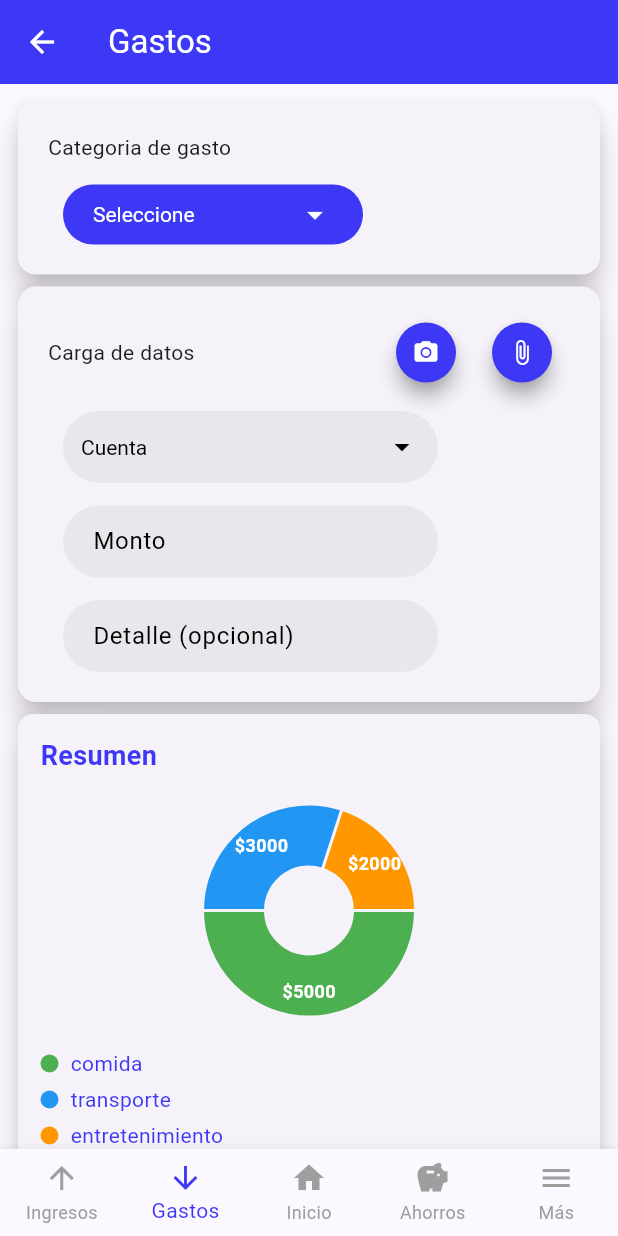
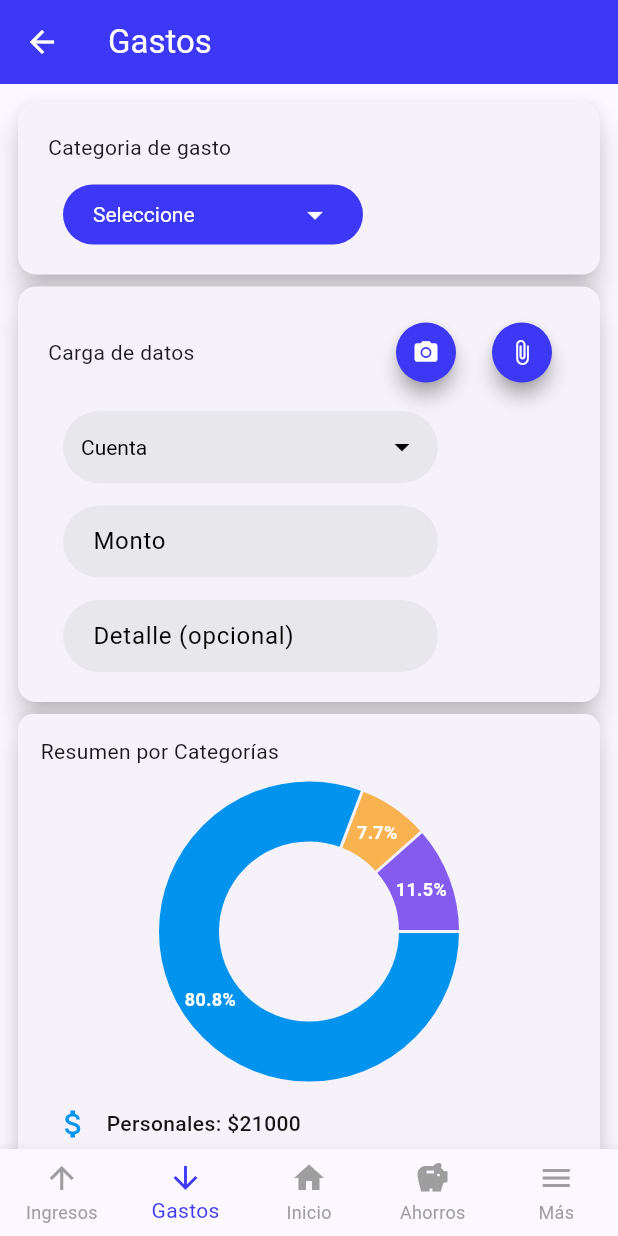
Before and after one commit to Marcee096/marnager, a Flutter app: the GastosPage screen opened directly, on a phone screen of 412 x 824 dp. Run offline on Flutter 3.47's test engine with Material 3 defaults, Android fonts, the phone set to English and light mode, and no system bars; drawn by our look-alikes of fl_chart; missing offline and left inert: fluid_dropdown_input.

Commit message:
arreglar grafico dinamico de gastos

```diff
--- a/lib/src/pages/gastos_page.dart
+++ b/lib/src/pages/gastos_page.dart
@@ -12,15 +12,16 @@ class GastosPage extends StatefulWidget {
   State<GastosPage> createState() => _GastosPageState();
 }
 
+class _GastosPageState extends State<GastosPage> {
   String? _opcionSeleccionadaDropdown;
     String? gastoSeleccionado;
     String? cuentaSeleccionada;
 
     final List<String> _gastos = [
       //ejemplos, esta lista debe obtenerse de una BD
-      'Comida',
-      'Transporte',
-      'Entretenimiento',
+      'Personales',
+      'Invitaciones',
+      'Joyas',
     ];
 
     final List<String> _cuentas = [
@@ -30,22 +31,84 @@ class GastosPage extends StatefulWidget {
       'Cuenta Ahorro',
     ];
 
-   final Map<String, double> datosResumen = {
-    'comida': 5000,
-    'transporte': 3000,
-    'entretenimiento': 2000,
-  };
+   // Método para obtener el icono según la categoría/subcategoría
+  IconData _obtenerIcono(String categoria) {
+    switch (categoria.toLowerCase()) {
+      case 'comida':
+      case 'comidales':
+        return Icons.restaurant;
+      case 'vestimenta':
+      case 'ropa':
+        return Icons.checkroom;
+      case 'educacion':
+      case 'educación':
+        return Icons.menu_book;
+      case 'otros':
+      case 'docu':
+        return Icons.description;
+      case 'tienda':
+      case 'retail':
+        return Icons.store;
+      case 'educa':
+      case 'beca':
+        return Icons.school;
+      case 'invitaciones':
+        return Icons.card_giftcard;
+      case 'joyas':
+        return Icons.diamond;
+      default:
+        return Icons.attach_money;
+    }
+  }
 
-class _GastosPageState extends State<GastosPage> {
+  // Datos estructurados con categorías y subcategorías
+  final List<Map<String, dynamic>> datosCompletos = [
+    { 'categoria': 'Personales', 'subcategoria': 'Comida', 'monto': 5000 },
+    { 'categoria': 'Personales', 'subcategoria': 'Educacion', 'monto': 3000 },
+    { 'categoria': 'Personales', 'subcategoria': 'Vestimenta', 'monto': 8000 },
+    { 'categoria': 'Personales', 'subcategoria': 'Otros', 'monto': 5000 },
+    { 'categoria': 'Joyas', 'subcategoria': 'Tienda', 'monto': 3000 },
+    { 'categoria': 'Invitaciones', 'subcategoria': 'Educación', 'monto': 2000 },
+  ];
+
+// Método para obtener subcategorías según la selección del dropdown
+  Map<String, double> _obtenerDatosParaGrafico() {
+    if (_opcionSeleccionadaDropdown == null) {
+      // Si no hay selección, mostrar todas las categorías principales
+      Map<String, double> categoriasPrincipales = {};
+      for (var categoria in _gastos) {
+        double total = datosCompletos
+            .where((item) => item['categoria'] == categoria)
+            .fold(0.0, (sum, item) => sum + item['monto']);
+        if (total > 0) {
+          categoriasPrincipales[categoria] = total;
+        }
+      }
+      return categoriasPrincipales;
+    } else {
+      // Si hay una categoría seleccionada, mostrar sus subcategorías
+      Map<String, double> subcategorias = {};
+      var datosCategoria = datosCompletos
+          .where((item) => item['categoria'] == _opcionSeleccionadaDropdown)
+          .toList();
+
+      for (var item in datosCategoria) {
+        subcategorias[item['subcategoria']] = item['monto'].toDouble();
+      }
+      return subcategorias;
+    }
+  }
   @override
   Widget build(BuildContext context) {
+    // Obtener datos dinámicos según la selección
+    final datosDinamicos = _obtenerDatosParaGrafico();
     return Scaffold(
       appBar: AppBar(
         iconTheme: const IconThemeData(color: Colors.white),
         title: const Text('Gastos',style: TextStyle(color: Colors.white),),
         backgroundColor: const Color.fromARGB(255, 61, 56, 245),
       ),
-       body: ListView(padding: const EdgeInsets.all(8.0), children: [_cardCategoriaGasto(), _cardCargaGasto(), _cardGrafico(datosResumen),_pieChartResumen(datosResumen)],),
+       body: ListView(padding: const EdgeInsets.all(8.0), children: [_cardCategoriaGasto(), _cardCargaGasto(),_cardGrafico(datosDinamicos)],),
        bottomNavigationBar: BottomNavigationBar(
         type: BottomNavigationBarType.fixed,
         currentIndex: 1,
@@ -326,64 +389,7 @@ class _GastosPageState extends State<GastosPage> {
   ));
 }
 
- // Nuevo método: grafico de pastel para el resumen
-  Widget _pieChartResumen(Map<String, double> datos) {
-    final double ingresos = datos['ingresos'] ?? 0;
-    final double gastos = datos['gastos'] ?? 0;
-    final double ahorros = datos['ahorros'] ?? 0;
-
-    // Si todos son 0, mostrar placeholder (evita división por 0 visualmente)
-    if (ingresos == 0 && gastos == 0 && ahorros == 0) {
-      return const SizedBox(
-        height: 160,
-        child: Center(child: Text('Sin datos para mostrar', style: TextStyle(color: Colors.grey))),
-      );
-    }
-
-    return SizedBox(
-      height: 160,
-      child: PieChart(
-        PieChartData(
-          sectionsSpace: 2,
-          centerSpaceRadius: 30,
-          sections: [
-            PieChartSectionData(
-              value: ingresos,
-              color: Colors.green,
-              title: '\$${ingresos.toStringAsFixed(0)}',
-              radius: 40,
-              showTitle: true,
-              titleStyle: const TextStyle(color: Colors.white, fontSize: 12, fontWeight: FontWeight.bold),
-              borderSide: BorderSide.none,
-              titlePositionPercentageOffset: 0.6,
-            ),
-            PieChartSectionData(
-              value: gastos,
-              color: Colors.orange,
-              title: '\$${gastos.toStringAsFixed(0)}',
-              radius: 40,
-              showTitle: true,
-              titleStyle: const TextStyle(color: Colors.white, fontSize: 12, fontWeight: FontWeight.bold),
-              borderSide: BorderSide.none,
-              titlePositionPercentageOffset: 0.6,
-            ),
-            PieChartSectionData(
-              value: ahorros,
-              color: Colors.blue,
-              title: '\$${ahorros.toStringAsFixed(0)}',
-              radius: 40,
-              showTitle: true,
-              titleStyle: const TextStyle(color: Colors.white, fontSize: 12, fontWeight: FontWeight.bold),
-              borderSide: BorderSide.none,
-              titlePositionPercentageOffset: 0.6,
-            ),
-          ],
-        ),
-      ),
-    );
-  }
-
-  // Método específico para gráfico de categorías de gastos
+ // Método específico para gráfico de categorías de gastos
   Widget _pieChartGastos(Map<String, double> datos) {
     // Si no hay datos, mostrar placeholder
     if (datos.isEmpty) {
@@ -395,26 +401,30 @@ class _GastosPageState extends State<GastosPage> {
 
     // Colores para las diferentes categorías
     final List<Color> colores = [
-      Colors.green,
-      Colors.blue,
-      Colors.orange,
-      Colors.purple,
-      Colors.red,
-      Colors.teal,
+      const Color(0xff0293ee),
+      const Color(0xfff8b250),
+      const Color(0xff845bef),
+      const Color(0xff13d38e),
+      const Color(0xffff6b6b),
+      const Color(0xff4ecdc4),
     ];
 
+    // Calcular el total para los porcentajes
+    final double total = datos.values.reduce((a, b) => a + b);
+
     return SizedBox(
-      height: 160,
+      height: 200,
       child: PieChart(
         PieChartData(
           sectionsSpace: 2,
-          centerSpaceRadius: 30,
+          centerSpaceRadius: 60,
           sections: datos.entries.map((entry) {
             int index = datos.keys.toList().indexOf(entry.key);
+            double porcentaje = (entry.value / total) * 100;
             return PieChartSectionData(
               value: entry.value,
               color: colores[index % colores.length],
-              title: '\$${entry.value.toStringAsFixed(0)}',
+              title: '${porcentaje.toStringAsFixed(1)}%',
               radius: 40,
               showTitle: true,
               titleStyle: const TextStyle(
@@ -423,7 +433,7 @@ class _GastosPageState extends State<GastosPage> {
                 fontWeight: FontWeight.bold
               ),
               borderSide: BorderSide.none,
-              titlePositionPercentageOffset: 0.6,
+              titlePositionPercentageOffset: 0.5,
             );
           }).toList(),
         ),
@@ -431,8 +441,13 @@ class _GastosPageState extends State<GastosPage> {
     );
   }
 
-  // Actualiza la card del gráfico para usar el nuevo método
+
   Widget _cardGrafico(Map<String, double> datos) {
+    // Título dinámico según la selección
+    String titulo = _opcionSeleccionadaDropdown == null
+        ? 'Resumen por Categorías'
+        : 'Subcategorías de $_opcionSeleccionadaDropdown';
+
     return Card(
       shape: RoundedRectangleBorder(borderRadius: BorderRadius.circular(10.0)),
       elevation: 8,
@@ -442,16 +457,16 @@ class _GastosPageState extends State<GastosPage> {
         child: Column(
           crossAxisAlignment: CrossAxisAlignment.start,
           children: [
-            const Text(
-              'Resumen',
-              style: TextStyle(
-                fontSize: 18.0,
-                fontWeight: FontWeight.bold,
-                color: Color.fromARGB(255, 61, 56, 245),
+            Text(
+              titulo,
+              style: const TextStyle(
+                fontSize: 14.0,
+                fontWeight: FontWeight.normal,
+                color: Color.fromARGB(255, 25, 25, 26),
               ),
             ),
             const SizedBox(height: 10),
-            // Usa el método específico para gastos
+            // Usa el método específico para ingresos
             _pieChartGastos(datos),
             const SizedBox(height: 10),
             // Opcional: mostrar leyenda
@@ -464,36 +479,42 @@ class _GastosPageState extends State<GastosPage> {
 
   // leyenda para identificar las categorías
   Widget _leyendaGastos(Map<String, double> datos) {
+    // Colores que coinciden con el gráfico
     final List<Color> colores = [
-      Colors.green,
-      Colors.blue,
-      Colors.orange,
-      Colors.purple,
-      Colors.red,
-      Colors.teal,
+      const Color(0xff0293ee),
+      const Color(0xfff8b250),
+      const Color(0xff845bef),
+      const Color(0xff13d38e),
+      const Color(0xffff6b6b),
+      const Color(0xff4ecdc4),
     ];
 
     return Column(
       children: datos.entries.map((entry) {
         int index = datos.keys.toList().indexOf(entry.key);
         return Padding(
-          padding: const EdgeInsets.symmetric(vertical: 2.0),
+          padding: const EdgeInsets.symmetric(vertical: 6.0),
           child: Row(
             children: [
-              Container(
-                width: 12,
-                height: 12,
-                decoration: BoxDecoration(
-                  color: colores[index % colores.length],
-                  shape: BoxShape.circle,
-                ),
+
+              const SizedBox(width: 10),
+              // Icono específico para cada categoría
+              Icon(
+                _obtenerIcono(entry.key),
+                color: colores[index % colores.length],
+                size: 24,
               ),
-              const SizedBox(width: 8),
-              Text(
-                entry.key,
-                style: const TextStyle(
-                  fontSize: 14,
-                  color: Color.fromARGB(255, 61, 56, 245),
+              const SizedBox(width: 10),
+              // Nombre de la categoría y monto
+              Expanded(
+                child: Text(
+                  '${entry.key}: \$${entry.value.toStringAsFixed(0)}',
+                  style: const TextStyle(
+                    fontSize: 14,
+                    fontWeight: FontWeight.w500,
+                    color: Color.fromARGB(255, 21, 21, 21),
+                  ),
+                  overflow: TextOverflow.ellipsis,
                 ),
               ),
             ],
--- a/lib/src/pages/ingresos_page.dart
+++ b/lib/src/pages/ingresos_page.dart
@@ -401,8 +401,6 @@ class _IngresosPageState extends State<IngresosPage> {
   ));
 }
 
-
-
   // Método específico para gráfico de categorías de ingresos
   Widget _pieChartIngresos(Map<String, double> datos) {
     // Si no hay datos, mostrar placeholder
```
